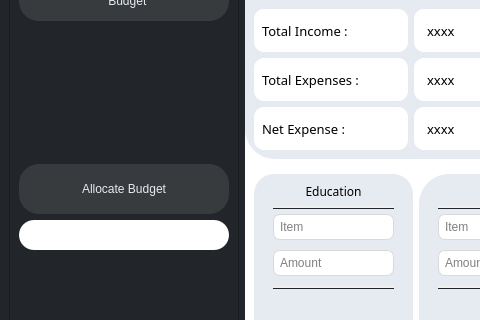
First picture: the form in K/budget.ui, repository burr1to/kaizen, before the edit; both pictures show x 0 to 480 and y 231 to 551 of the 1280 by 720 pixel window.
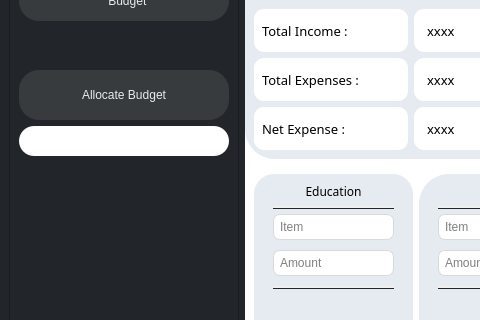
Second picture: the form after the edit. Icons and pictures are not drawn.

The edit to the form file:
```diff
--- a/K/budget.ui
+++ b/K/budget.ui
@@ -183,7 +183,7 @@
          <property name="sizeHint" stdset="0">
           <size>
            <width>0</width>
-           <height>20</height>
+           <height>50</height>
           </size>
          </property>
         </spacer>
@@ -238,7 +238,7 @@
          <property name="sizeHint" stdset="0">
           <size>
            <width>20</width>
-           <height>220</height>
+           <height>320</height>
           </size>
          </property>
         </spacer>
```
